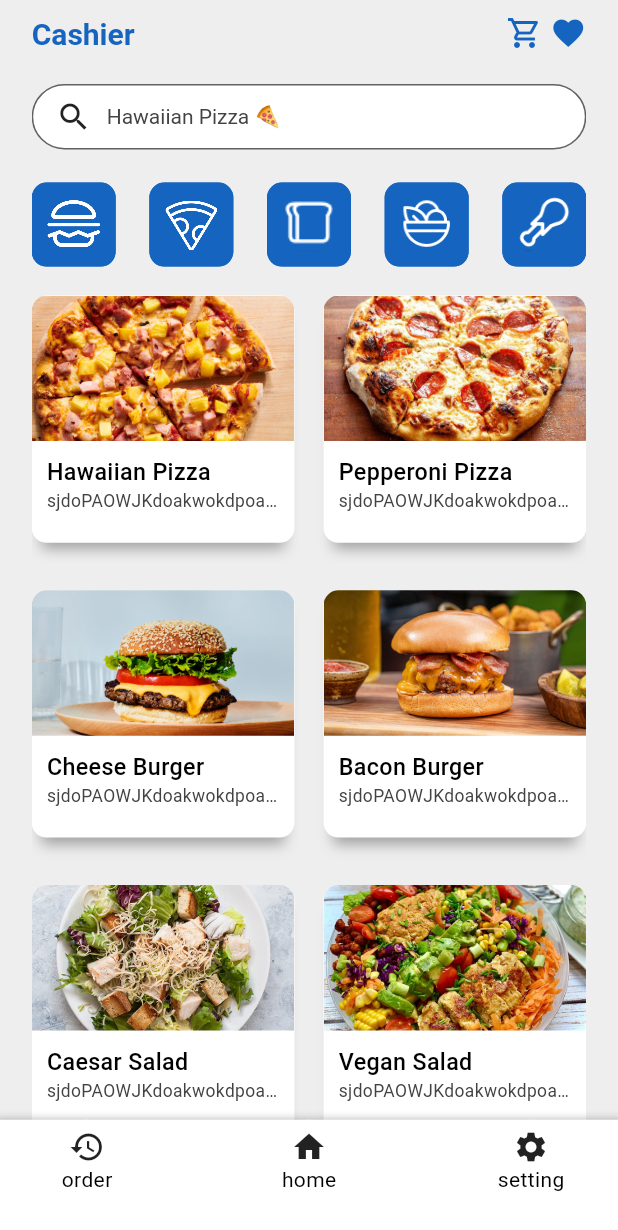
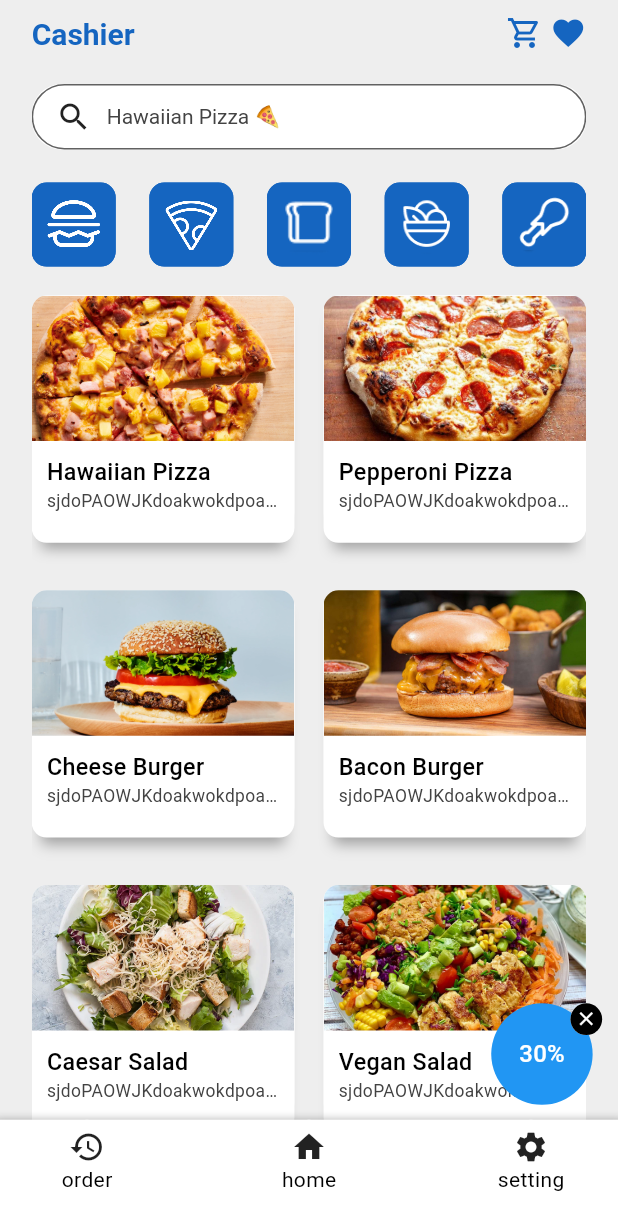
Before and after one commit to ThangkwaSuttayamuk/vulcan, a Flutter app: the HomePage screen opened by its route, on a phone screen of 412 x 824 dp. Shown: the top 1230 px of the screen. Run offline on Flutter 3.47's test engine with Material 3 defaults, Android fonts, the phone set to English and light mode, and no system bars; our stand-ins replace firebase_core, firebase_messaging, flutter_bloc, flutter_local_notifications, flutter_riverpod, flutter_screenutil and 4 more; missing offline and left inert: flutter_windowmanager; accounts and stored records are empty; generated files the repository leaves out were written again.

Commit message:
movable floating button and notification

```diff
--- /dev/null
+++ b/lib/src/presentation/controller/float_button/float_button_provider.dart
@@ -0,0 +1,8 @@
+import 'package:flutter_application_1/src/presentation/controller/float_button/float_button_controller.dart';
+import 'package:flutter_application_1/src/presentation/controller/float_button/float_button_state.dart';
+import 'package:flutter_riverpod/flutter_riverpod.dart';
+
+final floatButtonProvider =
+StateNotifierProvider.autoDispose<FloatButtonNotifier, FloatButtonState>((ref) {
+  return FloatButtonNotifier(FloatButtonState(dx: 0,dy:0));
+});
--- a/lib/src/presentation/controller/food/food_controller.dart
+++ b/lib/src/presentation/controller/food/food_controller.dart
@@ -85,4 +85,8 @@ class FoodListNotifier extends StateNotifier<FoodListState> {
       state = state.copyWith(error: e.toString(), status: HomeStatus.failure);
     }
   }
+
+  void closeBanner() {
+    state = state.copyWith(showBanner: false);
+  }
 }
--- a/lib/src/presentation/controller/food/food_state.dart
+++ b/lib/src/presentation/controller/food/food_state.dart
@@ -6,16 +6,19 @@ class FoodListState {
   final HomeStatus status;
   final HomeStatus searchStatus;
   final HomeStatus filterStatus;
+  final bool showBanner;
   final FoodEntity? foodById;
   final List<FoodEntity>? foods;
   final List<FoodEntity>? filterfoods;
   final List<FoodEntity>? searchfoods;
+
   final String? error;
 
   const FoodListState({
     this.status = HomeStatus.initial,
     this.searchStatus = HomeStatus.initial,
     this.filterStatus = HomeStatus.initial,
+    this.showBanner = true,
     this.foodById,
     this.foods,
     this.filterfoods,
@@ -27,6 +30,7 @@ class FoodListState {
     HomeStatus? status,
     HomeStatus? searchStatus,
     HomeStatus? filterStatus,
+    bool? showBanner,
     FoodEntity? foodById,
     List<FoodEntity>? foods,
     List<FoodEntity>? filterfoods,
@@ -37,6 +41,7 @@ class FoodListState {
       status: status ?? this.status,
       searchStatus: searchStatus ?? this.searchStatus,
       filterStatus: filterStatus ?? this.filterStatus,
+      showBanner: showBanner ?? this.showBanner,
       foodById: foodById ?? this.foodById,
       foods: foods ?? this.foods,
       filterfoods: filterfoods ?? this.filterfoods,
--- a/lib/src/presentation/pages/home_page.dart
+++ b/lib/src/presentation/pages/home_page.dart
@@ -4,6 +4,7 @@ import 'package:flutter_application_1/src/data/firbase_api.dart';
 import 'package:flutter_application_1/src/presentation/controller/filter/filter_provider.dart';
 import 'package:flutter_application_1/src/presentation/controller/food/food_provider.dart';
 import 'package:flutter_application_1/src/presentation/controller/food/food_state.dart';
+import 'package:flutter_application_1/src/presentation/widgets/button/dragable_button.dart';
 import 'package:flutter_application_1/src/presentation/widgets/button/filter_button.dart';
 import 'package:flutter_application_1/src/presentation/widgets/button/regular_icon_button.dart';
 import 'package:flutter_application_1/src/presentation/widgets/footer/footer.dart';
@@ -22,8 +23,6 @@ class HomePage extends ConsumerStatefulWidget {
 
 class _HomePageState extends ConsumerState<HomePage>
     with SingleTickerProviderStateMixin {
-
-
   final List<String> _filter = [
     "burger",
     "pizza",
@@ -34,25 +33,12 @@ class _HomePageState extends ConsumerState<HomePage>
 
   @override
   void initState() {
-    FirebaseMessaging.onMessage.listen((RemoteMessage message) {
-      RemoteNotification? notification = message.notification;
-      AndroidNotification? android = message.notification?.android;
-      if (notification != null && android != null) {
-        FirebaseApi.showLocalNotification(
-          notification.title ?? '',
-          notification.body ?? '',
-          message.data['payload'] ?? '',
-        );
-      }
-    });
+
     WidgetsBinding.instance.addPostFrameCallback((_) {
       ref.read(foodListProvider.notifier).fetchFoods();
     });
     super.initState();
   }
-
-
-
 
   @override
   Widget build(BuildContext context) {
@@ -141,8 +127,7 @@ class _HomePageState extends ConsumerState<HomePage>
           ),
         ),
         const Footer(),
-
-      ],
+        const DragableButton()],
     );
   }
 }
--- /dev/null
+++ b/lib/src/presentation/widgets/button/dragable_button.dart
@@ -0,0 +1,125 @@
+import 'package:flutter/material.dart';
+import 'package:flutter_application_1/src/presentation/controller/float_button/float_button_provider.dart';
+import 'package:flutter_application_1/src/presentation/controller/food/food_provider.dart';
+import 'package:flutter_riverpod/flutter_riverpod.dart';
+import 'package:flutter_screenutil/flutter_screenutil.dart';
+
+class DragableButton extends ConsumerStatefulWidget {
+  const DragableButton({Key? key}) : super(key: key);
+
+  @override
+  _DragableButtonState createState() => _DragableButtonState();
+}
+
+class _DragableButtonState extends ConsumerState<DragableButton>
+    with SingleTickerProviderStateMixin {
+  double minHeight = 80.h;
+  double minWidth = 10.h;
+
+  @override
+  void initState() {
+    WidgetsBinding.instance.addPostFrameCallback((_) {
+      ref.read(floatButtonProvider.notifier).initPosition();
+    });
+
+    super.initState();
+  }
+
+  @override
+  Widget build(BuildContext context) {
+    final dx = ref.watch(floatButtonProvider.select((value) => value.dx));
+    final dy = ref.watch(floatButtonProvider.select((value) => value.dy));
+
+    final showBanner =
+        ref.watch(foodListProvider.select((value) => value.showBanner));
+    double maxHeight = MediaQuery.of(context).size.height - 160.h;
+    double maxWidth = MediaQuery.of(context).size.width - 80.w;
+
+    return Visibility(
+      visible: showBanner,
+      child: AnimatedPositioned(
+          duration: const Duration(milliseconds: 800),
+          curve: Curves.elasticOut,
+          left: dx,
+          top: dy,
+          child: GestureDetector(
+              onPanUpdate: (details) {
+                setState(() {
+                  ref
+                      .read(floatButtonProvider.notifier)
+                      .updatePosition(details.delta.dx, details.delta.dy);
+
+                  if (dy > maxHeight) {
+                    ref
+                        .read(floatButtonProvider.notifier)
+                        .limitMaxHeight(maxHeight);
+                  } else if (dy < minHeight) {
+                    ref
+                        .read(floatButtonProvider.notifier)
+                        .limitMinHeight(minHeight);
+                  }
+
+                  if (dx < minWidth) {
+                    ref
+                        .read(floatButtonProvider.notifier)
+                        .limitMinWidth(minWidth);
+                  } else if (dx > maxWidth) {
+                    ref
+                        .read(floatButtonProvider.notifier)
+                        .limitMaxWidth(maxWidth);
+                  }
+                });
+              },
+              onPanEnd: (details) {
+                setState(() {
+                  if (dx >= (MediaQuery.of(context).size.width / 2) - 32.w) {
+                    ref
+                        .read(floatButtonProvider.notifier)
+                        .limitMaxWidth(maxWidth);
+                  } else if (dx <
+                      (MediaQuery.of(context).size.width / 2) - 32.w) {
+                    ref
+                        .read(floatButtonProvider.notifier)
+                        .limitMinWidth(minWidth);
+                  }
+                });
+              },
+              child: Stack(
+                alignment: Alignment.topRight,
+                children: [
+                  Padding(
+                    padding: EdgeInsets.only(right: 6.0.w),
+                    child: CircleAvatar(
+                      radius: 32.w,
+                      backgroundColor: Colors.blue,
+                      child: Text('30%', style: TextStyle(color: Colors.white)),
+                    ),
+                  ),
+                  Material(
+                    borderRadius: BorderRadius.circular(30),
+                    child: InkWell(
+                      borderRadius: BorderRadius.circular(30),
+                      onTap: () {
+                        ref.read(foodListProvider.notifier).closeBanner();
+                      },
+                      child: Stack(
+                        alignment: Alignment.center,
+                        children: [
+                          CircleAvatar(
+                            radius: 10.w,
+                            backgroundColor: Colors.black,
+                          ),
+                          Icon(
+                            Icons.close,
+                            color: Colors.white,
+                            size: 15,
+                          ),
+                        ],
+                      ),
+                    ),
+                  ),
+                ],
+              ))),
+    );
+  }
+}
--- a/lib/src/presentation/widgets/button/update_cart_button.dart
+++ b/lib/src/presentation/widgets/button/update_cart_button.dart
@@ -39,7 +39,8 @@ class UpdateCartButton extends ConsumerWidget {
                   .read(cartProvider.notifier)
                   .updateQuantityCart(id, quantity);
 
-          Navigator.pop(context);
+          Navigator.pushNamedAndRemoveUntil(
+              context, '/cart',ModalRoute.withName('/loading'));
         },
         child: Padding(
           padding: EdgeInsets.symmetric(horizontal: 30.w, vertical: 10.h),
--- a/lib/src/presentation/widgets/modal/update_cart_modal.dart
+++ b/lib/src/presentation/widgets/modal/update_cart_modal.dart
@@ -28,8 +28,7 @@ class UpdateCartModal extends ConsumerWidget {
                           fontSize: 18,
                         ),
                         textAlign: TextAlign.center,
-                        // AppLocalizations.of(context)?.cart_adrdess ??
-                        //     'Delivery Address:',
+
                       ),
                     )
                   ],
```
Also changed, not shown: lib/main.dart (+11 -5 lines), lib/src/data/firbase_api.dart (+22 -9 lines), lib/src/presentation/controller/float_button/float_button_controller.dart (added, +40 -0 lines), lib/src/presentation/controller/float_button/float_button_state.dart (added, +10 -0 lines), lib/src/presentation/widgets/footer/footer_button.dart (+1 -11 lines), lib/src/presentation/widgets/form/search_animated.dart (+8 -4 lines), lib/src/presentation/widgets/list/favorite_list.dart (+5 -4 lines), lib/src/presentation/widgets/list/food_list.dart (+9 -8 lines), lib/src/presentation/widgets/list/search_list.dart (+14 -9 lines).
